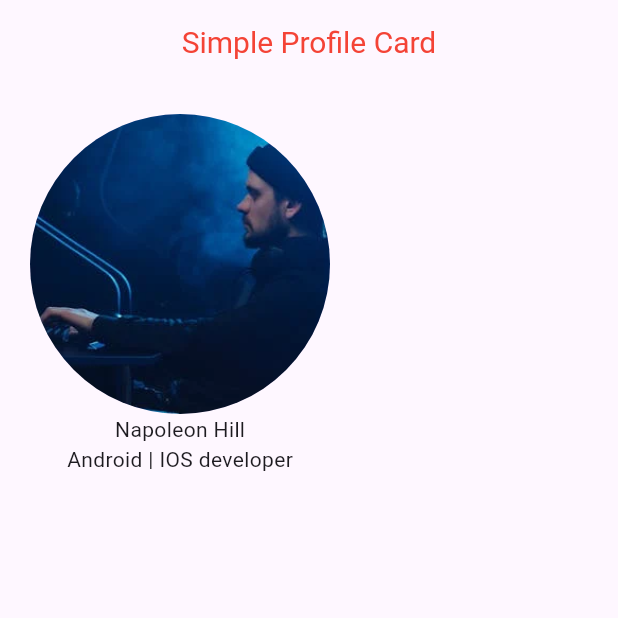
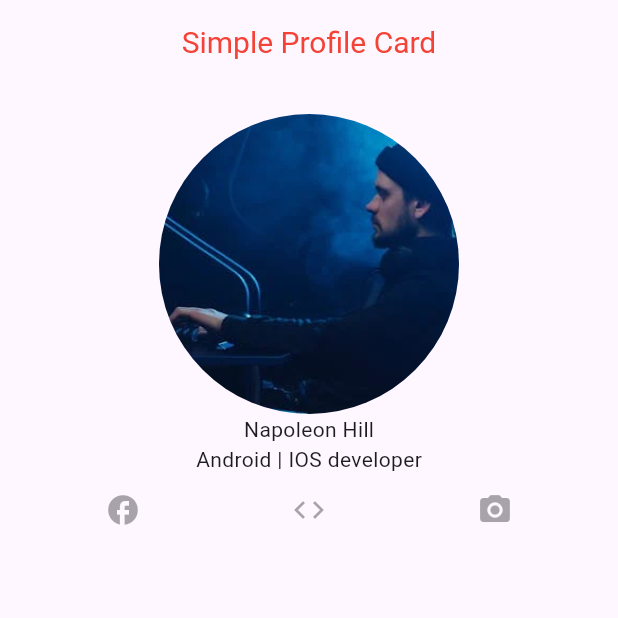
Before and after one commit to Majok-Bol/basic_profile_card, a Flutter app: the screen it shows after launch, on a phone screen of 412 x 824 dp, the top half of it. Run offline on Flutter 3.47's test engine with Material 3 defaults, Android fonts, the light colour scheme and no system bars; our stand-ins replace font_awesome_flutter.

Commit message:
imported fontawesome icons

```diff
--- a/lib/main.dart
+++ b/lib/main.dart
@@ -1,4 +1,6 @@
 import 'package:flutter/material.dart';
+import 'package:font_awesome_flutter/font_awesome_flutter.dart';
+
 void main(){
   runApp(MyApp());
 }
@@ -21,8 +23,18 @@
               ),
             Text('Napoleon Hill'),
             Text('Android | IOS developer'),
+            Row(
+              children: [
+                Expanded(child: IconButton(onPressed:null, icon:Icon(Icons.facebook))),
+                // Expanded(child: IconButton(onPressed:null, icon:Icon(Icons.twitter))),
+                Expanded(child: IconButton(onPressed:null, icon:Icon(Icons.code))),
+                Expanded(child: IconButton(onPressed:null, icon:Icon(Icons.camera_alt))),
+
+              ],
+            )
 
     ],
+
     ),
       ),
     ),
--- a/pubspec.yaml
+++ b/pubspec.yaml
@@ -34,6 +34,9 @@ dependencies:
   # The following adds the Cupertino Icons font to your application.
   # Use with the CupertinoIcons class for iOS style icons.
   cupertino_icons: ^1.0.8
+  font_awesome_flutter: ^10.8.0
+  #add fontawesome icons
+
 
 dev_dependencies:
   flutter_test:
```
Also changed, not shown: pubspec.lock.
